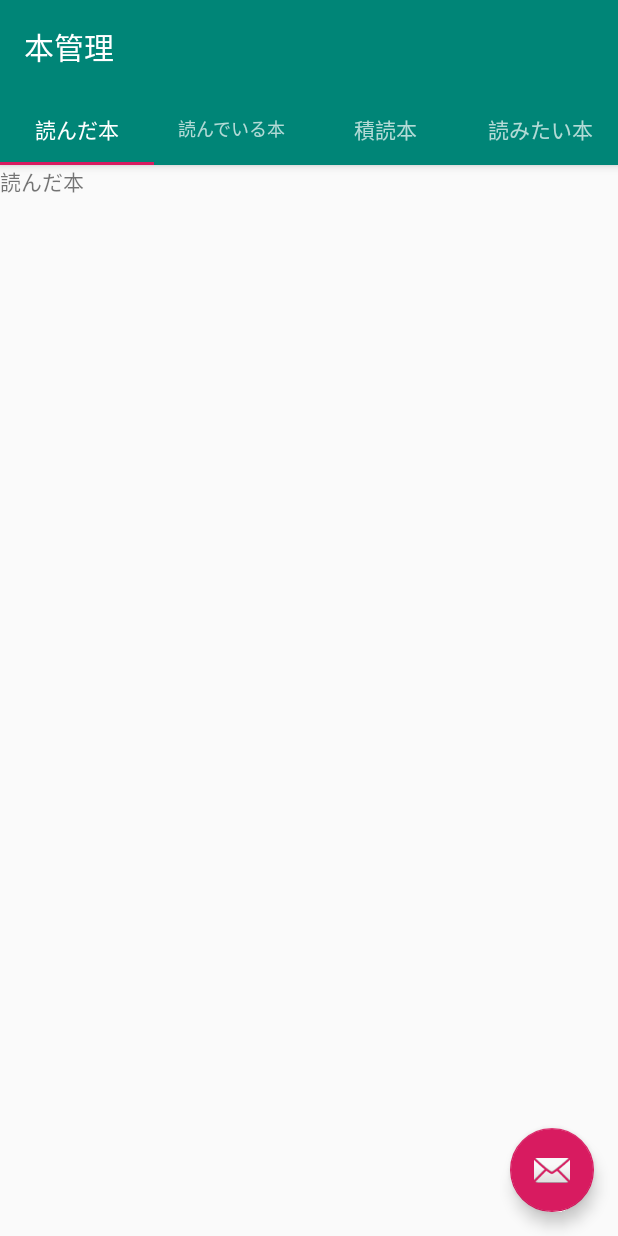
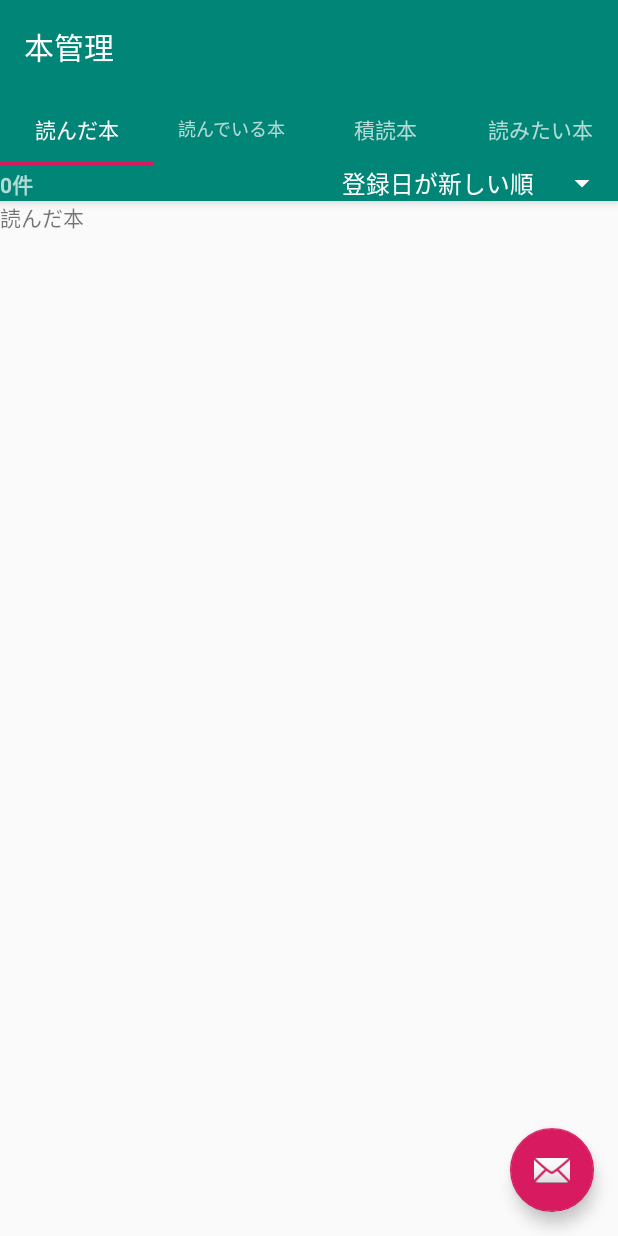
Before and after one commit to koyo0121/AndroidApp, an Android app: the screen it shows after launch (MainActivity), on a phone screen of 412 x 824 dp. Run offline under Robolectric (Android 15) with nearby library versions, the light colour scheme and no system bars.

Commit message:
Revert "修正"
This reverts commit 9aef2e45ec7e3c765ca13c0c559830005a4bd8d1.

```diff
--- a/app/src/main/res/layout/activity_main.xml
+++ b/app/src/main/res/layout/activity_main.xml
@@ -26,6 +26,32 @@
             android:layout_width="match_parent"
             android:layout_height="wrap_content"
             android:background="?attr/colorPrimary" />
+
+        <LinearLayout
+            android:layout_width="wrap_content"
+            android:layout_height="match_parent"
+            android:orientation="horizontal">
+
+            <TextView
+                android:id="@+id/textView"
+                android:layout_width="229dp"
+                android:layout_height="wrap_content"
+                android:layout_weight="1"
+                android:text="0件"
+                android:textStyle="bold" />
+
+            <Spinner
+                android:id="@+id/spinner2"
+                android:layout_width="wrap_content"
+                android:layout_height="wrap_content"
+                android:layout_alignParentStart="true"
+                android:layout_alignParentLeft="true"
+                android:layout_alignParentTop="true"
+                android:entries="@array/sample_array"
+                android:spinnerMode="dropdown" />
+
+        </LinearLayout>
+
     </com.google.android.material.appbar.AppBarLayout>
 
     <androidx.viewpager.widget.ViewPager
--- a/app/src/main/res/layout/fragment_readed_book.xml
+++ b/app/src/main/res/layout/fragment_readed_book.xml
@@ -1,14 +1,30 @@
 <?xml version="1.0" encoding="utf-8"?>
 <FrameLayout xmlns:android="http://schemas.android.com/apk/res/android"
+    xmlns:app="http://schemas.android.com/apk/res-auto"
     xmlns:tools="http://schemas.android.com/tools"
     android:layout_width="match_parent"
     android:layout_height="match_parent"
     tools:context=".ReadedBook">
 
     <!-- TODO: Update blank fragment layout -->
+
     <TextView
         android:layout_width="match_parent"
         android:layout_height="match_parent"
         android:text="@string/fragment_readed_book" />
 
+    <LinearLayout
+        android:layout_width="match_parent"
+        android:layout_height="match_parent"
+        android:orientation="vertical">
+
+
+        <ImageView
+            android:id="@+id/imageView3"
+            android:layout_width="match_parent"
+            android:layout_height="wrap_content"
+            tools:src="@tools:sample/backgrounds/scenic" />
+
+    </LinearLayout>
+
 </FrameLayout>
--- a/app/src/main/res/values/strings.xml
+++ b/app/src/main/res/values/strings.xml
@@ -4,12 +4,12 @@
     <string name="tab_text_2">読んでいる本</string>
     <string name="tab_text_3">積読本</string>
     <string name="tab_text_4">読みたい本</string>
+    <string name="book_count">件</string>
     <string-array name="sample_array">
-        <item>Sample0</item>
-        <item>Sample1</item>
-        <item>Sample2</item>
-        <item>Sample3</item>
-        <item>Sample4</item>
+        <item>登録日が新しい順</item>
+        <item>登録日が古い順</item>
+        <item>読了日が新しい順</item>
+        <item>読了日が古い順</item>
     </string-array>
 
     <!-- TODO: Remove or change this placeholder text -->
```
